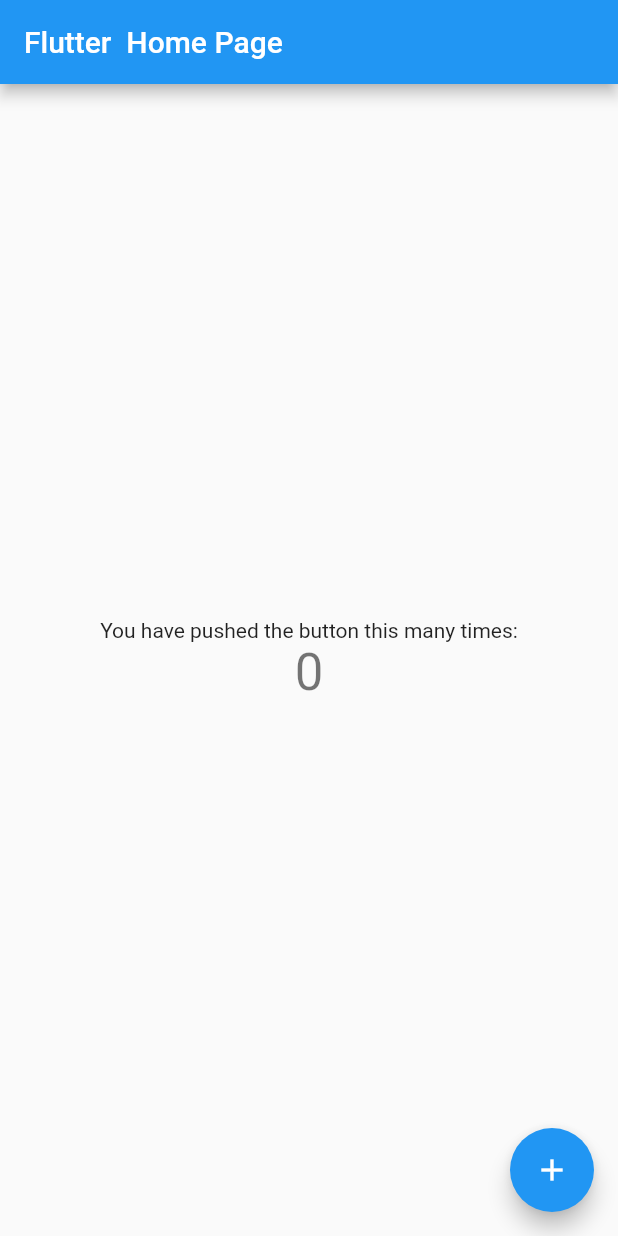
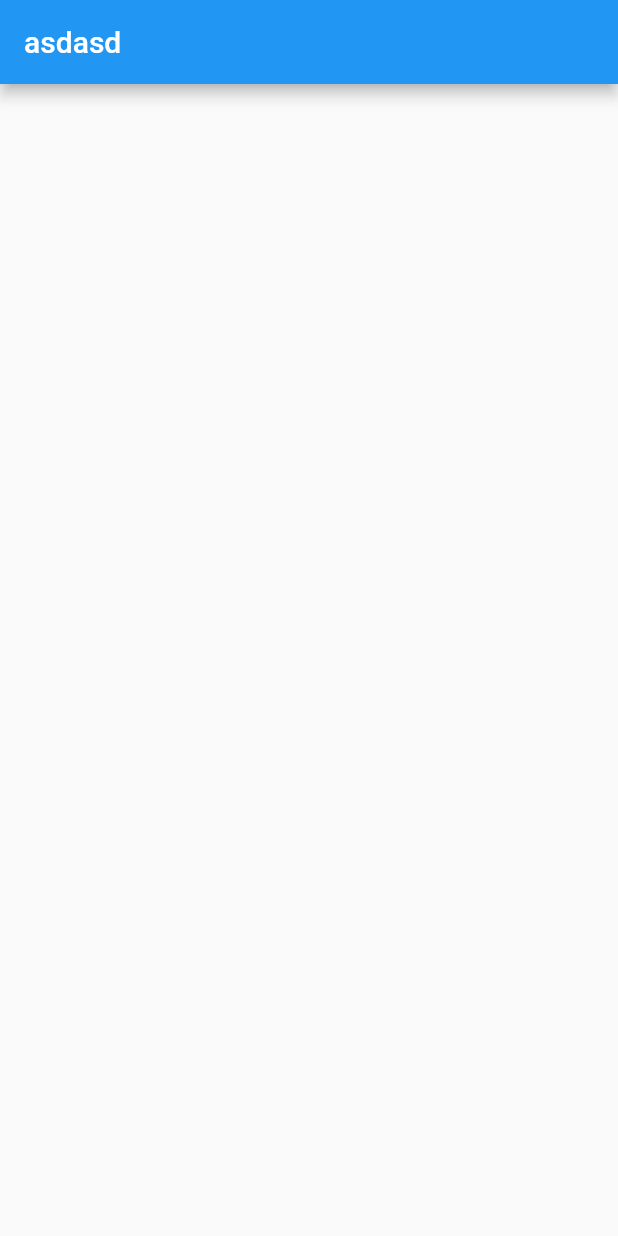
Before and after one commit to zaidahmedkhan/assignment, a Flutter app: the screen it shows after launch, on a phone screen of 412 x 824 dp. Run offline on Flutter 3.47's test engine with Material 2 defaults, Android fonts, the phone set to English and light mode, and no system bars.

Commit message:
assignment worm

```diff
--- a/lib/main.dart
+++ b/lib/main.dart
@@ -1,115 +1,17 @@
 import 'package:flutter/material.dart';
+import 'test.dart';
 
 void main() {
   runApp(const MyApp());
 }
-
 class MyApp extends StatelessWidget {
   const MyApp({super.key});
 
-  // This widget is the root of your application.
   @override
   Widget build(BuildContext context) {
-    return MaterialApp(
-      title: 'Flutter Demo',
-      theme: ThemeData(
-        // This is the theme of your application.
-        //
-        // Try running your application with "flutter run". You'll see the
-        // application has a blue toolbar. Then, without quitting the app, try
-        // changing the primarySwatch below to Colors.green and then invoke
-        // "hot reload" (press "r" in the console where you ran "flutter run",
-        // or simply save your changes to "hot reload" in a Flutter IDE).
-        // Notice that the counter didn't reset back to zero; the application
-        // is not restarted.
-        primarySwatch: Colors.blue,
-      ),
-      home: const MyHomePage(title: 'Flutter  Home Page'),
+    return const MaterialApp(
+      title: "asd",
+      home: home(),
     );
   }
 }
-
-class MyHomePage extends StatefulWidget {
-  const MyHomePage({super.key, required this.title});
-
-  // This widget is the home page of your application. It is stateful, meaning
-  // that it has a State object (defined below) that contains fields that affect
-  // how it looks.
-
-  // This class is the configuration for the state. It holds the values (in this
-  // case the title) provided by the parent (in this case the App widget) and
-  // used by the build method of the State. Fields in a Widget subclass are
-  // always marked "final".
-
-  final String title;
-
-  @override
-  State<MyHomePage> createState() => _MyHomePageState();
-}
-
-class _MyHomePageState extends State<MyHomePage> {
-  int _counter = 0;
-
-  void _incrementCounter() {
-    setState(() {
-      // This call to setState tells the Flutter framework that something has
-      // changed in this State, which causes it to rerun the build method below
-      // so that the display can reflect the updated values. If we changed
-      // _counter without calling setState(), then the build method would not be
-      // called again, and so nothing would appear to happen.
-      _counter++;
-    });
-  }
-
-  @override
-  Widget build(BuildContext context) {
-    // This method is rerun every time setState is called, for instance as done
-    // by the _incrementCounter method above.
-    //
-    // The Flutter framework has been optimized to make rerunning build methods
-    // fast, so that you can just rebuild anything that needs updating rather
-    // than having to individually change instances of widgets.
-    return Scaffold(
-      appBar: AppBar(
-        // Here we take the value from the MyHomePage object that was created by
-        // the App.build method, and use it to set our appbar title.
-        title: Text(widget.title),
-      ),
-      body: Center(
-        // Center is a layout widget. It takes a single child and positions it
-        // in the middle of the parent.
-        child: Column(
-          // Column is also a layout widget. It takes a list of children and
-          // arranges them vertically. By default, it sizes itself to fit its
-          // children horizontally, and tries to be as tall as its parent.
-          //
-          // Invoke "debug painting" (press "p" in the console, choose the
-          // "Toggle Debug Paint" action from the Flutter Inspector in Android
-          // Studio, or the "Toggle Debug Paint" command in Visual Studio Code)
-          // to see the wireframe for each widget.
-          //
-          // Column has various properties to control how it sizes itself and
-          // how it positions its children. Here we use mainAxisAlignment to
-          // center the children vertically; the main axis here is the vertical
-          // axis because Columns are vertical (the cross axis would be
-          // horizontal).
-          mainAxisAlignment: MainAxisAlignment.center,
-          children: <Widget>[
-            const Text(
-              'You have pushed the button this many times:',
-            ),
-            Text(
-              '$_counter',
-              style: Theme.of(context).textTheme.headlineMedium,
-            ),
-          ],
-        ),
-      ),
-      floatingActionButton: FloatingActionButton(
-        onPressed: _incrementCounter,
-        tooltip: 'Increment',
-        child: const Icon(Icons.add),
-      ), // This trailing comma makes auto-formatting nicer for build methods.
-    );
-  }
-}
--- /dev/null
+++ b/lib/test.dart
@@ -0,0 +1,16 @@
+import 'package:flutter/material.dart';
+import 'package:flutter/src/widgets/framework.dart';
+import 'package:flutter/src/widgets/placeholder.dart';
+
+class home extends StatelessWidget {
+  const home({super.key});
+
+  @override
+  Widget build(BuildContext context) {
+    return Scaffold(
+      appBar: AppBar(
+        title: Text("asdasd"),
+      ),
+    );
+  }
+}
```
